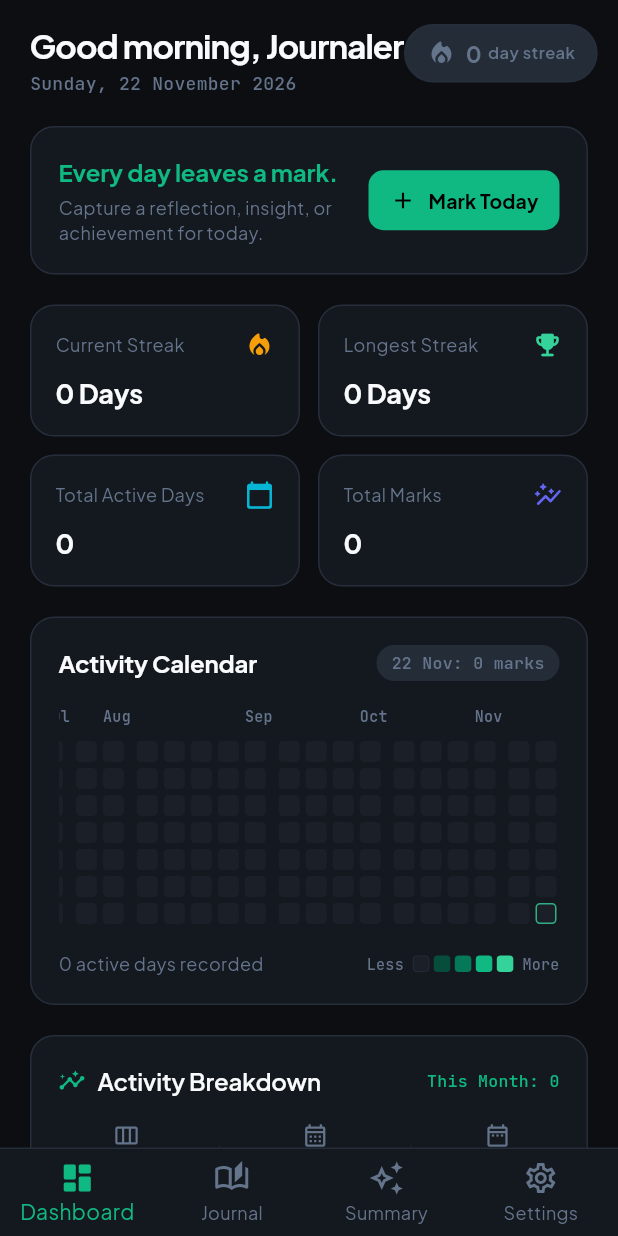
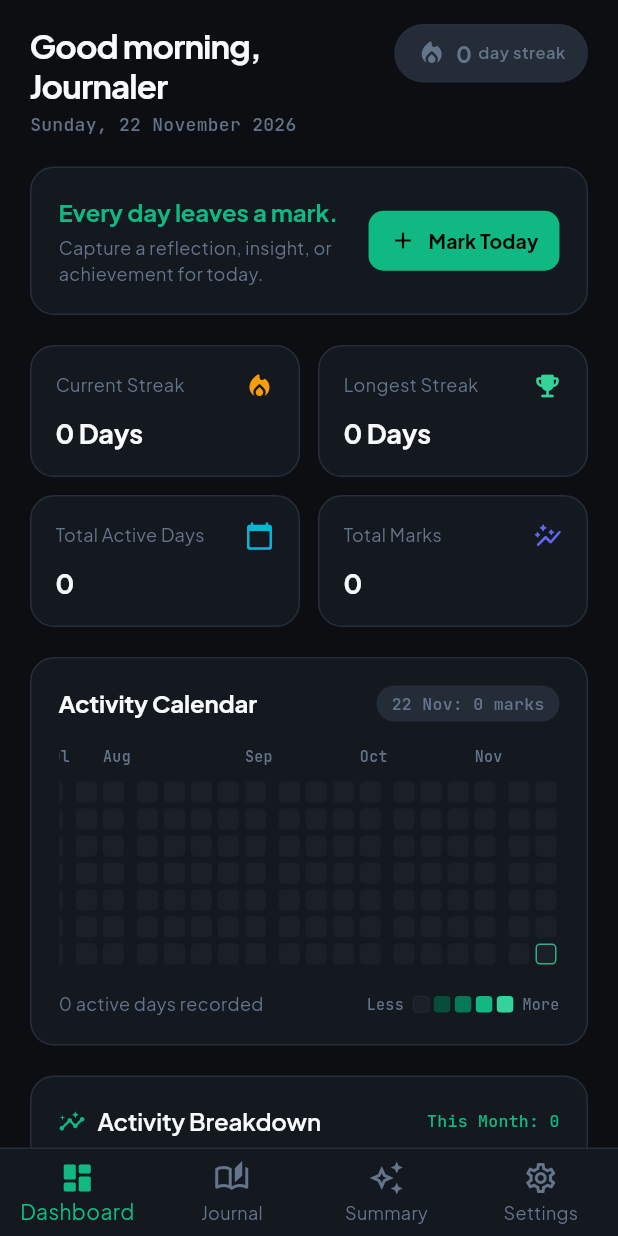
Before and after one commit to arundaya24/DayMark, a Flutter app: the screen it shows after launch, on a phone screen of 412 x 824 dp. Run offline on Flutter 3.47's test engine with Material 3 defaults, Android fonts, the phone set to English and light mode, and no system bars; our stand-ins replace file_picker, flutter_riverpod, google_fonts, pdf, printing, share_plus and 3 more; accounts and stored records are empty.

Commit message:
bug fixed

```diff
--- a/lib/features/contribution/presentation/widgets/streak_badge.dart
+++ b/lib/features/contribution/presentation/widgets/streak_badge.dart
@@ -145,7 +145,15 @@ class StatsGrid extends StatelessWidget {
           Row(
             mainAxisAlignment: MainAxisAlignment.spaceBetween,
             children: [
-              Text(title, style: typo.bodySmall),
+              Expanded(
+                child: Text(
+                  title,
+                  style: typo.bodySmall,
+                  maxLines: 1,
+                  overflow: TextOverflow.ellipsis,
+                ),
+              ),
+              const SizedBox(width: 4),
               Icon(icon, color: iconColor, size: 20),
             ],
           ),
@@ -155,6 +163,8 @@ class StatsGrid extends StatelessWidget {
             style: typo.headlineMedium.copyWith(
               fontWeight: FontWeight.w700,
             ),
+            maxLines: 1,
+            overflow: TextOverflow.ellipsis,
           ),
         ],
       ),
--- a/lib/features/dashboard/presentation/screens/dashboard_screen.dart
+++ b/lib/features/dashboard/presentation/screens/dashboard_screen.dart
@@ -50,12 +50,15 @@ class DashboardScreen extends ConsumerWidget {
                   mainAxisAlignment: MainAxisAlignment.spaceBetween,
                   crossAxisAlignment: CrossAxisAlignment.start,
                   children: [
-                    Column(
+                    Expanded(
+                      child: Column(
                         crossAxisAlignment: CrossAxisAlignment.start,
                         children: [
                           Text(
                             '$greeting, ${settings.userName}',
                             style: typo.displayMedium.copyWith(fontSize: 22),
+                            maxLines: 2,
+                            overflow: TextOverflow.ellipsis,
                           ),
                           const SizedBox(height: 4),
                           Text(
@@ -64,9 +67,13 @@ class DashboardScreen extends ConsumerWidget {
                               color: colors.textMuted,
                               fontSize: 12,
                             ),
+                            maxLines: 1,
+                            overflow: TextOverflow.ellipsis,
                           ),
                         ],
                       ),
+                    ),
+                    const SizedBox(width: 12),
                     streakStatsAsync.when(
                       data: (stats) => StreakBadge(currentStreak: stats.currentStreak),
                       loading: () => const SizedBox.shrink(),
@@ -259,13 +266,23 @@ class DashboardScreen extends ConsumerWidget {
           Row(
             mainAxisAlignment: MainAxisAlignment.spaceBetween,
             children: [
-              Row(
+              Expanded(
+                child: Row(
+                  mainAxisSize: MainAxisSize.min,
                   children: [
                     const Icon(Icons.insights_rounded, color: AppColors.primary, size: 18),
                     const SizedBox(width: 8),
-                  Text('Activity Breakdown', style: typo.titleLarge),
+                    Flexible(
+                      child: Text(
+                        'Activity Breakdown',
+                        style: typo.titleLarge,
+                        overflow: TextOverflow.ellipsis,
+                      ),
+                    ),
                   ],
                 ),
+              ),
+              const SizedBox(width: 8),
               Text(
                 'This Month: ${stats.thisMonthContributions}',
                 style: typo.monoLabel.copyWith(color: AppColors.primary),
```
Also changed, not shown: 1 other file. Lines whose indentation alone changed are shown as unchanged.
